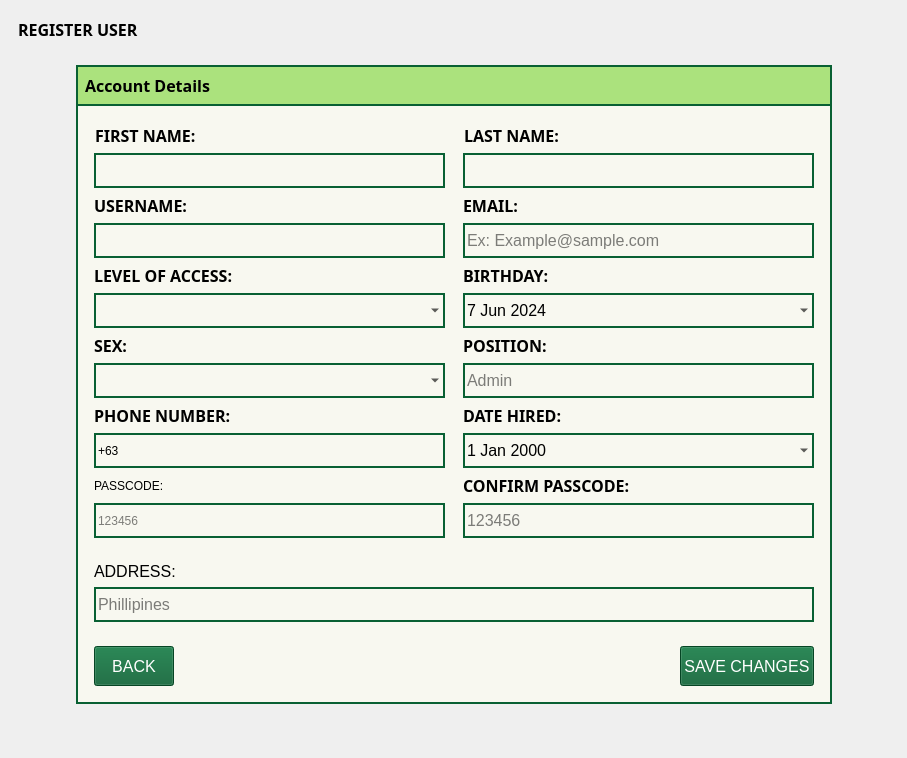
Qt form Screens/MainMenuScreens/Registration/Registration_user.ui (Bideiro/Ranil_project_py) before a commit.
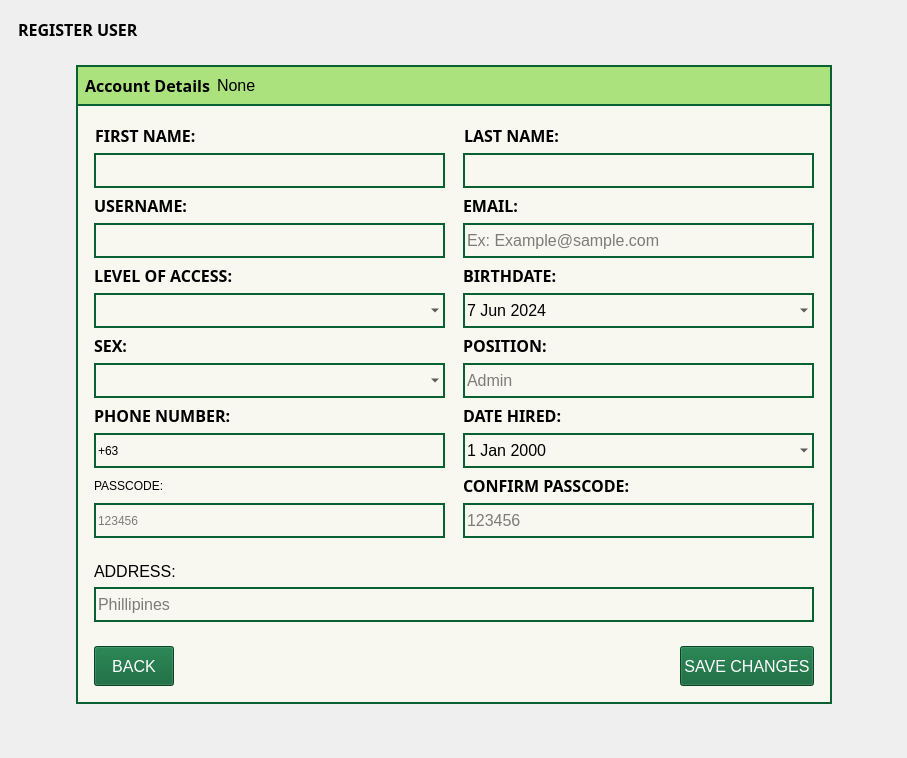
The same form after that commit.

The edit to the form file:
```diff
--- a/Screens/MainMenuScreens/Registration/Registration_user.ui
+++ b/Screens/MainMenuScreens/Registration/Registration_user.ui
@@ -134,11 +134,11 @@
 border: 2px solid #096033;
 }</string>
             </property>
-            <layout class="QVBoxLayout" name="verticalLayout_3">
+            <layout class="QHBoxLayout" name="horizontalLayout_4">
              <item>
               <widget class="QLabel" name="label">
                <property name="sizePolicy">
-                <sizepolicy hsizetype="Preferred" vsizetype="Fixed">
+                <sizepolicy hsizetype="Minimum" vsizetype="Fixed">
                  <horstretch>0</horstretch>
                  <verstretch>0</verstretch>
                 </sizepolicy>
@@ -159,6 +159,26 @@
                </property>
               </widget>
              </item>
+             <item>
+              <widget class="QLabel" name="NRUID_L">
+               <property name="text">
+                <string>None</string>
+               </property>
+              </widget>
+             </item>
+             <item>
+              <spacer name="horizontalSpacer_4">
+               <property name="orientation">
+                <enum>Qt::Horizontal</enum>
+               </property>
+               <property name="sizeHint" stdset="0">
+                <size>
+                 <width>40</width>
+                 <height>20</height>
+                </size>
+               </property>
+              </spacer>
+             </item>
             </layout>
            </widget>
           </item>
@@ -517,7 +537,7 @@
                       </font>
                      </property>
                      <property name="text">
-                      <string>BIRTHDAY:</string>
+                      <string>BIRTHDATE:</string>
                      </property>
                     </widget>
                    </item>
```
